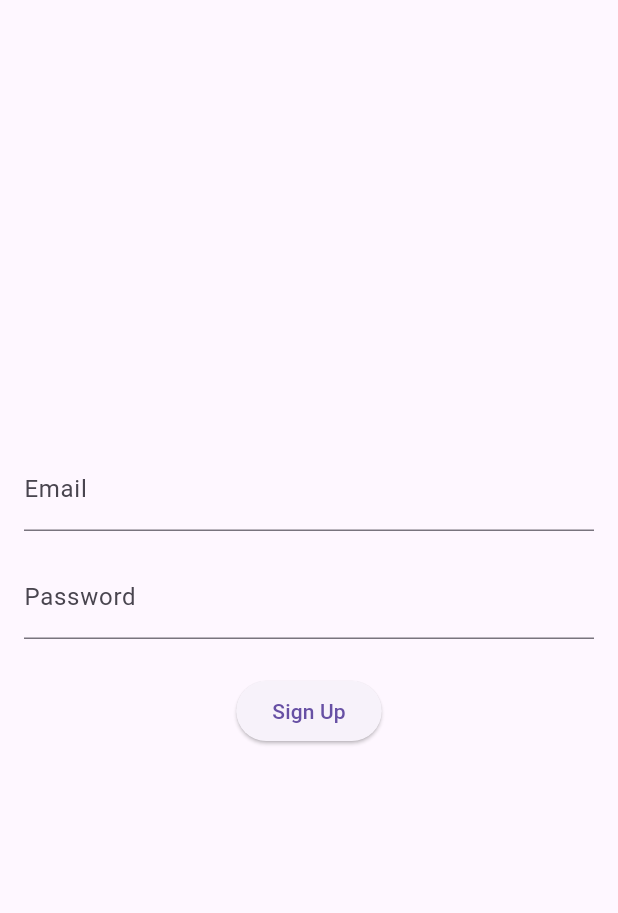
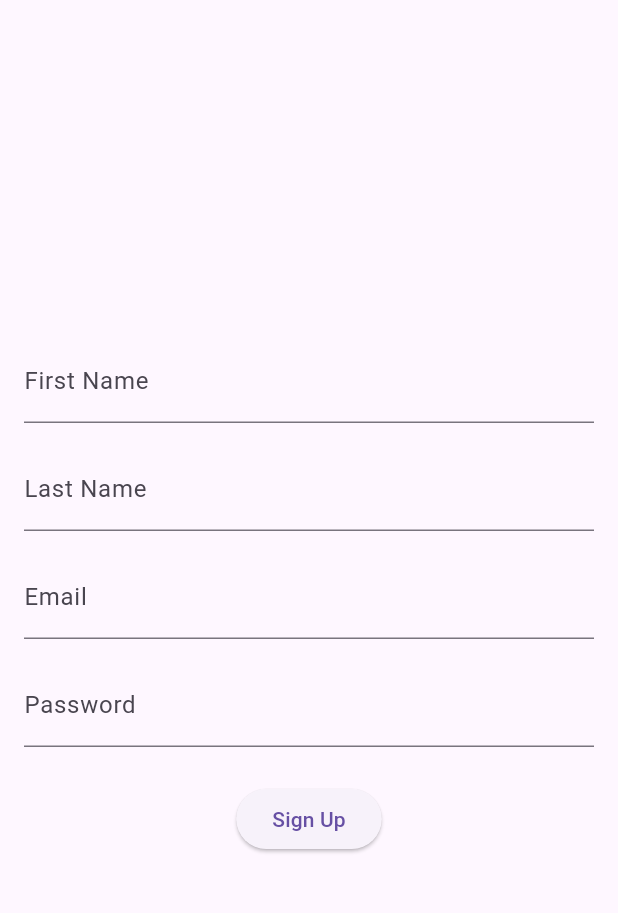
Before and after one commit to Lobbbey/ProjectSalvageApp, a Flutter app: the SignUpScreen screen opened by its route, on a phone screen of 412 x 824 dp, the part 63-976 px from its top. Run offline on Flutter 3.47's test engine with Material 3 defaults, Android fonts, the phone set to English and light mode, and no system bars.

Commit message:
fixed all issues with signing up

```diff
--- a/lib/screens/HomeScreen.dart
+++ b/lib/screens/HomeScreen.dart
@@ -46,7 +46,7 @@ class CustomDrawer extends StatelessWidget {
             ListTile(
               title: const Text('SignUp'),
               onTap: () {
-                Navigator.pushNamed(context, '/SignUp');
+                Navigator.pushNamed(context, '/signup');
               },
             ),
             if(authProvider.isLoggedIn)
--- a/lib/screens/SignUpScreen.dart
+++ b/lib/screens/SignUpScreen.dart
@@ -6,6 +6,8 @@ import 'HomeScreen.dart';
 class SignUpScreen extends StatelessWidget {
   final TextEditingController _emailController = TextEditingController();
   final TextEditingController _passwordController = TextEditingController();
+  final TextEditingController _firstNameController = TextEditingController();
+  final TextEditingController _lastNameController = TextEditingController();
 
   @override
   Widget build(BuildContext context) {
@@ -32,6 +34,20 @@ class SignUpScreen extends StatelessWidget {
           mainAxisAlignment: MainAxisAlignment.center,
           children: [
             TextField(
+              controller: _firstNameController,
+              decoration: InputDecoration(
+                labelText: 'First Name',
+              ),
+            ),
+            SizedBox(height: 16.0),
+            TextField(
+              controller: _lastNameController,
+              decoration: InputDecoration(
+                labelText: 'Last Name',
+              ),
+            ),
+            SizedBox(height: 16.0),
+            TextField(
               controller: _emailController,
               decoration: InputDecoration(
                 labelText: 'Email',
@@ -51,6 +67,8 @@ class SignUpScreen extends StatelessWidget {
                 try {
                   // Call the API for sign-up
                   await authProvider.signUp(
+                    _firstNameController.text,
+                    _lastNameController.text,
                     _emailController.text,
                     _passwordController.text,
                   );
```
Also changed, not shown: lib/AuthProvider.dart (+23 -24 lines).
